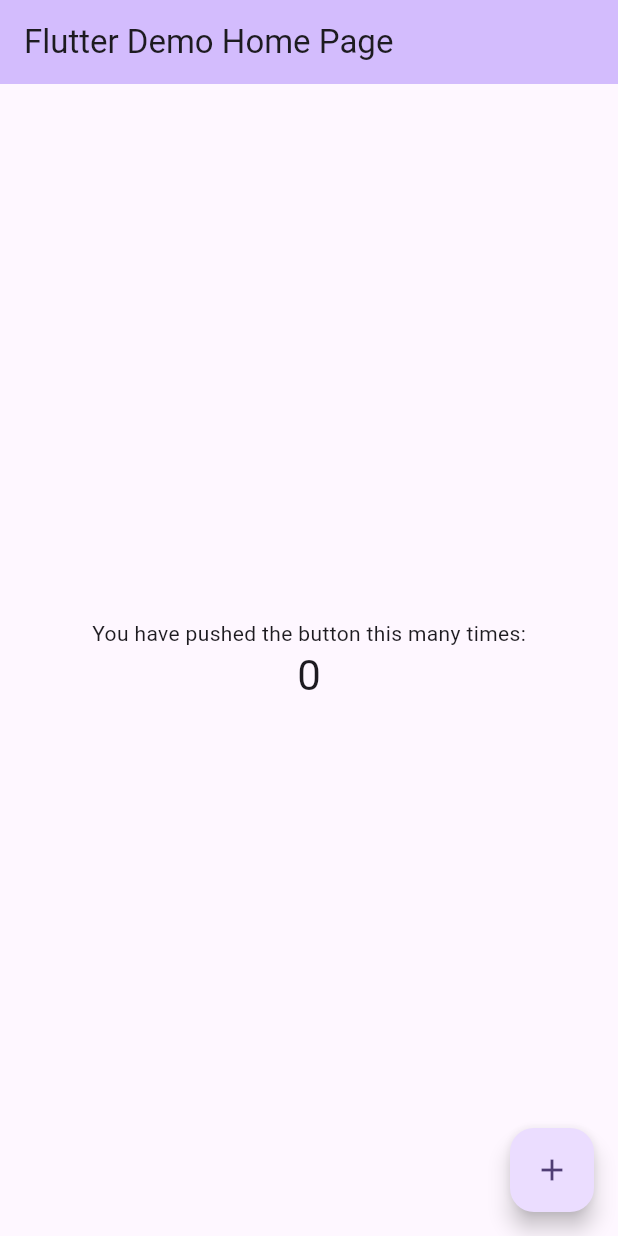
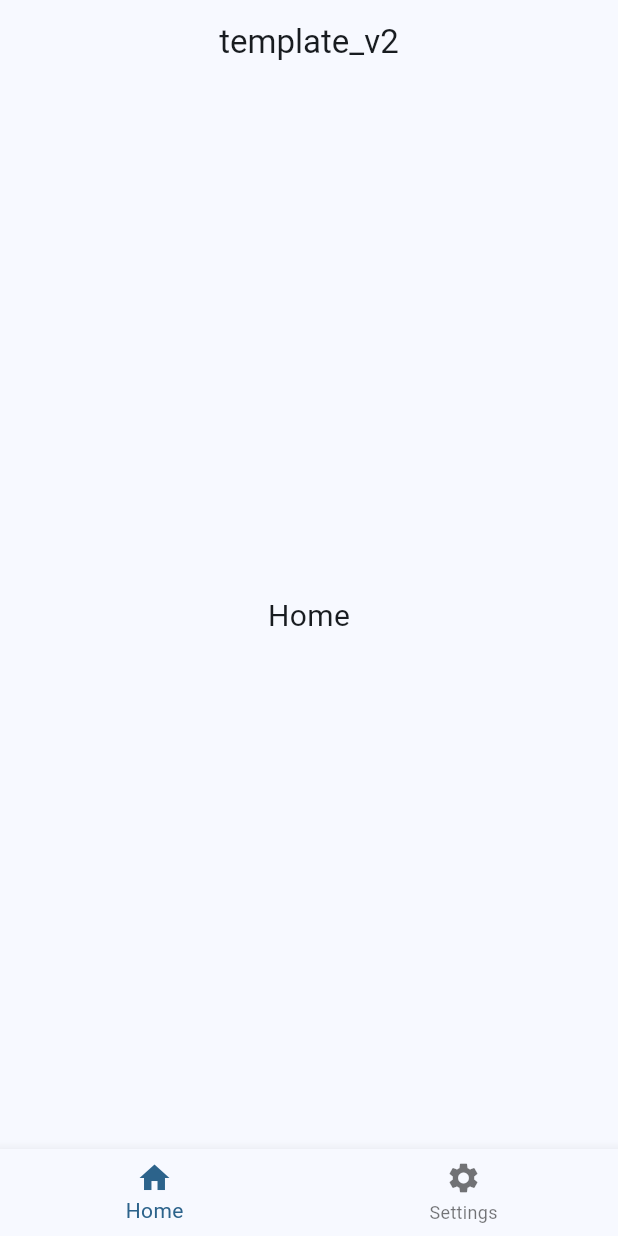
Before and after one commit to awmusicstudio/template_v2, a Flutter app: the screen it shows after launch, on a phone screen of 412 x 824 dp. Run offline on Flutter 3.47's test engine with Material 3 defaults, Android fonts, the phone set to English and light mode, and no system bars; our stand-ins replace flutter_riverpod, go_router.

Commit message:
feat: S02 router & app shell

```diff
--- /dev/null
+++ b/lib/app/app_shell.dart
@@ -0,0 +1,81 @@
+import 'package:flutter/material.dart';
+import 'package:go_router/go_router.dart';
+
+class AppShell extends StatelessWidget {
+  final Widget child;
+  const AppShell({required this.child, super.key});
+
+  static const int _desktopBreakpoint = 800;
+
+  @override
+  Widget build(BuildContext context) {
+    return LayoutBuilder(
+      builder: (context, constraints) {
+        final isWide = constraints.maxWidth >= _desktopBreakpoint;
+        if (isWide) {
+          // Desktop / tablet layout with NavigationRail
+          return Scaffold(
+            body: Row(
+              children: [
+                NavigationRail(
+                  selectedIndex: _indexFromLocation(
+                    GoRouter.of(context).location,
+                  ),
+                  onDestinationSelected: (idx) => _onNavTap(context, idx),
+                  labelType: NavigationRailLabelType.all,
+                  destinations: const [
+                    NavigationRailDestination(
+                      icon: Icon(Icons.home_outlined),
+                      selectedIcon: Icon(Icons.home),
+                      label: Text('Home'),
+                    ),
+                    NavigationRailDestination(
+                      icon: Icon(Icons.settings_outlined),
+                      selectedIcon: Icon(Icons.settings),
+                      label: Text('Settings'),
+                    ),
+                  ],
+                ),
+                const VerticalDivider(width: 1),
+                Expanded(child: child),
+              ],
+            ),
+          );
+        } else {
+          // Mobile layout with BottomNavigationBar + AppBar
+          return Scaffold(
+            appBar: AppBar(title: const Text('template_v2')),
+            body: child,
+            bottomNavigationBar: BottomNavigationBar(
+              currentIndex: _indexFromLocation(GoRouter.of(context).location),
+              onTap: (idx) => _onNavTap(context, idx),
+              items: const [
+                BottomNavigationBarItem(icon: Icon(Icons.home), label: 'Home'),
+                BottomNavigationBarItem(
+                  icon: Icon(Icons.settings),
+                  label: 'Settings',
+                ),
+              ],
+            ),
+          );
+        }
+      },
+    );
+  }
+
+  int _indexFromLocation(String location) {
+    if (location.startsWith('/settings')) return 1;
+    return 0;
+  }
+
+  void _onNavTap(BuildContext context, int idx) {
+    switch (idx) {
+      case 0:
+        context.go('/');
+        break;
+      case 1:
+        context.go('/settings');
+        break;
+    }
+  }
+}
--- /dev/null
+++ b/lib/app/app_theme.dart
@@ -0,0 +1,12 @@
+import 'package:flutter/material.dart';
+
+class AppTheme {
+  static ThemeData light() {
+    final color = const Color(0xFF0F2536); // primary/nav from STACK.md
+    return ThemeData(
+      useMaterial3: true,
+      colorScheme: ColorScheme.fromSeed(seedColor: color),
+      appBarTheme: const AppBarTheme(elevation: 0, centerTitle: true),
+    );
+  }
+}
--- /dev/null
+++ b/lib/app/router.dart
@@ -0,0 +1,33 @@
+import 'package:flutter/material.dart';
+import 'package:flutter_riverpod/flutter_riverpod.dart';
+import 'package:go_router/go_router.dart';
+
+import 'app_shell.dart';
+import '../screens/home_screen.dart';
+import '../screens/settings_screen.dart';
+
+final routerProvider = Provider<GoRouter>((ref) {
+  return GoRouter(
+    initialLocation: '/',
+    routes: [
+      ShellRoute(
+        builder: (context, state, child) => AppShell(child: child),
+        routes: [
+          GoRoute(
+            path: '/',
+            name: 'home',
+            builder: (context, state) => const HomeScreen(),
+          ),
+          GoRoute(
+            path: '/settings',
+            name: 'settings',
+            builder: (context, state) => const SettingsScreen(),
+          ),
+        ],
+      ),
+    ],
+    // Basic error page
+    errorBuilder: (context, state) =>
+        Scaffold(body: Center(child: Text('Page error: ${state.error}'))),
+  );
+});
--- a/lib/main.dart
+++ b/lib/main.dart
@@ -1,122 +1,23 @@
 import 'package:flutter/material.dart';
+import 'package:flutter_riverpod/flutter_riverpod.dart';
+import 'app/app_theme.dart';
+import 'app/router.dart';
 
 void main() {
-  runApp(const MyApp());
+  runApp(const ProviderScope(child: MyApp()));
 }
 
-class MyApp extends StatelessWidget {
+class MyApp extends ConsumerWidget {
   const MyApp({super.key});
 
-  // This widget is the root of your application.
   @override
-  Widget build(BuildContext context) {
-    return MaterialApp(
-      title: 'Flutter Demo',
-      theme: ThemeData(
-        // This is the theme of your application.
-        //
-        // TRY THIS: Try running your application with "flutter run". You'll see
-        // the application has a purple toolbar. Then, without quitting the app,
-        // try changing the seedColor in the colorScheme below to Colors.green
-        // and then invoke "hot reload" (save your changes or press the "hot
-        // reload" button in a Flutter-supported IDE, or press "r" if you used
-        // the command line to start the app).
-        //
-        // Notice that the counter didn't reset back to zero; the application
-        // state is not lost during the reload. To reset the state, use hot
-        // restart instead.
-        //
-        // This works for code too, not just values: Most code changes can be
-        // tested with just a hot reload.
-        colorScheme: ColorScheme.fromSeed(seedColor: Colors.deepPurple),
-      ),
-      home: const MyHomePage(title: 'Flutter Demo Home Page'),
+  Widget build(BuildContext context, WidgetRef ref) {
+    final router = ref.watch(routerProvider);
+    return MaterialApp.router(
+      title: 'template_v2',
+      debugShowCheckedModeBanner: false,
+      theme: AppTheme.light(),
+      routerConfig: router,
     );
   }
 }
-
-class MyHomePage extends StatefulWidget {
-  const MyHomePage({super.key, required this.title});
-
-  // This widget is the home page of your application. It is stateful, meaning
-  // that it has a State object (defined below) that contains fields that affect
-  // how it looks.
-
-  // This class is the configuration for the state. It holds the values (in this
-  // case the title) provided by the parent (in this case the App widget) and
-  // used by the build method of the State. Fields in a Widget subclass are
-  // always marked "final".
-
-  final String title;
-
-  @override
-  State<MyHomePage> createState() => _MyHomePageState();
-}
-
-class _MyHomePageState extends State<MyHomePage> {
-  int _counter = 0;
-
-  void _incrementCounter() {
-    setState(() {
-      // This call to setState tells the Flutter framework that something has
-      // changed in this State, which causes it to rerun the build method below
-      // so that the display can reflect the updated values. If we changed
-      // _counter without calling setState(), then the build method would not be
-      // called again, and so nothing would appear to happen.
-      _counter++;
-    });
-  }
-
-  @override
-  Widget build(BuildContext context) {
-    // This method is rerun every time setState is called, for instance as done
-    // by the _incrementCounter method above.
-    //
-    // The Flutter framework has been optimized to make rerunning build methods
-    // fast, so that you can just rebuild anything that needs updating rather
-    // than having to individually change instances of widgets.
-    return Scaffold(
-      appBar: AppBar(
-        // TRY THIS: Try changing the color here to a specific color (to
-        // Colors.amber, perhaps?) and trigger a hot reload to see the AppBar
-        // change color while the other colors stay the same.
-        backgroundColor: Theme.of(context).colorScheme.inversePrimary,
-        // Here we take the value from the MyHomePage object that was created by
-        // the App.build method, and use it to set our appbar title.
-        title: Text(widget.title),
-      ),
-      body: Center(
-        // Center is a layout widget. It takes a single child and positions it
-        // in the middle of the parent.
-        child: Column(
-          // Column is also a layout widget. It takes a list of children and
-          // arranges them vertically. By default, it sizes itself to fit its
-          // children horizontally, and tries to be as tall as its parent.
-          //
-          // Column has various properties to control how it sizes itself and
-          // how it positions its children. Here we use mainAxisAlignment to
-          // center the children vertically; the main axis here is the vertical
-          // axis because Columns are vertical (the cross axis would be
-          // horizontal).
-          //
-          // TRY THIS: Invoke "debug painting" (choose the "Toggle Debug Paint"
-          // action in the IDE, or press "p" in the console), to see the
-          // wireframe for each widget.
-          mainAxisAlignment: MainAxisAlignment.center,
-          children: <Widget>[
-            const Text('You have pushed the button this many times:'),
-            Text(
-              '$_counter',
-              style: Theme.of(context).textTheme.headlineMedium,
-            ),
-          ],
-        ),
-      ),
-      floatingActionButton: FloatingActionButton(
-        onPressed: _incrementCounter,
-        tooltip: 'Increment',
-        child: const Icon(Icons.add),
-      ), // This trailing comma makes auto-formatting nicer for build methods.
-    );
-  }
-}
--- /dev/null
+++ b/lib/screens/home_screen.dart
@@ -0,0 +1,11 @@
+import 'package:flutter/material.dart';
+
+class HomeScreen extends StatelessWidget {
+  const HomeScreen({super.key});
+  @override
+  Widget build(BuildContext context) {
+    return const Scaffold(
+      body: Center(child: Text('Home', style: TextStyle(fontSize: 20))),
+    );
+  }
+}
--- /dev/null
+++ b/lib/screens/settings_screen.dart
@@ -0,0 +1,11 @@
+import 'package:flutter/material.dart';
+
+class SettingsScreen extends StatelessWidget {
+  const SettingsScreen({super.key});
+  @override
+  Widget build(BuildContext context) {
+    return const Scaffold(
+      body: Center(child: Text('Settings', style: TextStyle(fontSize: 20))),
+    );
+  }
+}
--- a/pubspec.yaml
+++ b/pubspec.yaml
@@ -34,6 +34,8 @@ dependencies:
   # The following adds the Cupertino Icons font to your application.
   # Use with the CupertinoIcons class for iOS style icons.
   cupertino_icons: ^1.0.8
+  go_router: ^16.2.1
+  flutter_riverpod: ^2.6.1
 
 dev_dependencies:
   flutter_test:
```
Also changed, not shown: pubspec.lock, 1 other file.
